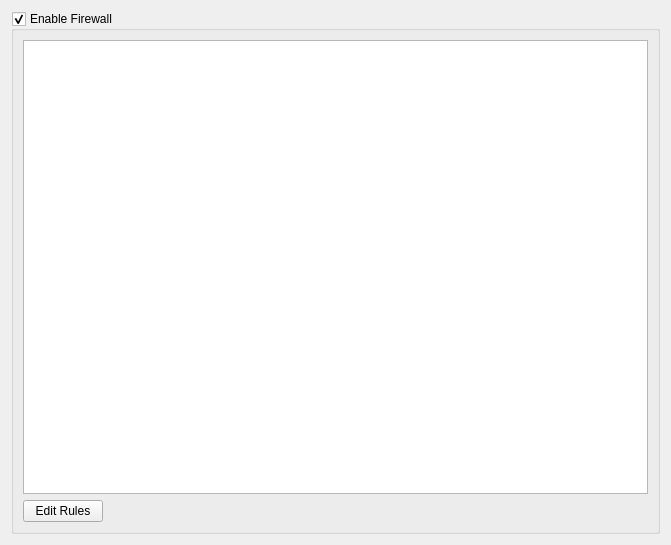
Old version of the form ahenk/lider/lider/plugins/plugin_firewall/firewall.ui in the repository pars-linux/uludag.
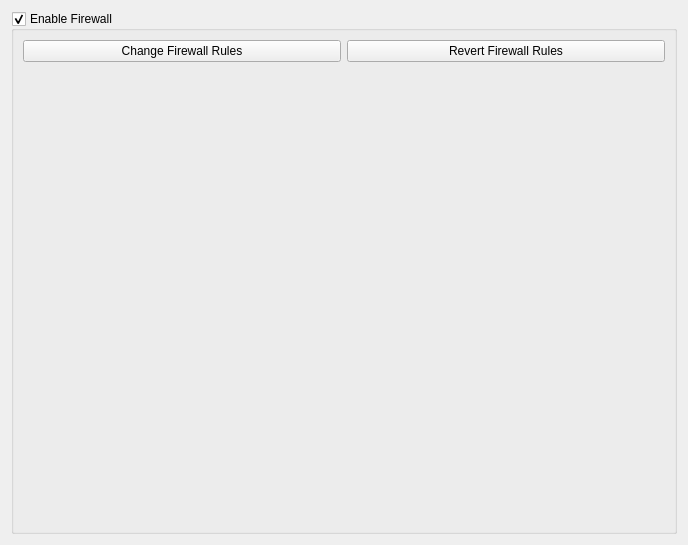
New version of the form. Icons and pictures are not drawn.

Commit message: Cosmetic changes to firewall plugin

What changed in the file:
```diff
--- a/ahenk/lider/lider/plugins/plugin_firewall/firewall.ui
+++ b/ahenk/lider/lider/plugins/plugin_firewall/firewall.ui
@@ -26,31 +26,65 @@
      <property name="checkable">
       <bool>true</bool>
      </property>
-     <layout class="QGridLayout" name="gridLayout_8">
-      <item row="1" column="0">
-       <widget class="QPushButton" name="pushEdit">
-        <property name="text">
-         <string>Edit Rules</string>
-        </property>
-       </widget>
+     <layout class="QGridLayout" name="gridLayout_2">
+      <item row="0" column="0">
+       <layout class="QGridLayout" name="gridLayout">
+        <item row="0" column="0">
+         <widget class="QPushButton" name="pushEdit">
+          <property name="text">
+           <string>Change Firewall Rules</string>
+          </property>
+          <property name="icon">
+           <iconset resource="firewall.qrc">
+            <normaloff>:/icons/firewall48.png</normaloff>:/icons/firewall48.png</iconset>
+          </property>
+          <property name="iconSize">
+           <size>
+            <width>32</width>
+            <height>32</height>
+           </size>
+          </property>
+         </widget>
+        </item>
+        <item row="0" column="1">
+         <widget class="QPushButton" name="pushReset">
+          <property name="text">
+           <string>Revert Firewall Rules</string>
+          </property>
+          <property name="icon">
+           <iconset resource="firewall.qrc">
+            <normaloff>:/icons/firewall48.png</normaloff>:/icons/firewall48.png</iconset>
+          </property>
+          <property name="iconSize">
+           <size>
+            <width>32</width>
+            <height>32</height>
+           </size>
+          </property>
+         </widget>
+        </item>
+       </layout>
       </item>
-      <item row="1" column="1">
-       <spacer name="horizontalSpacer">
+      <item row="2" column="0">
+       <spacer name="verticalSpacer">
         <property name="orientation">
-         <enum>Qt::Horizontal</enum>
+         <enum>Qt::Vertical</enum>
         </property>
         <property name="sizeHint" stdset="0">
          <size>
-          <width>40</width>
-          <height>20</height>
+          <width>642</width>
+          <height>427</height>
          </size>
         </property>
        </spacer>
       </item>
-      <item row="0" column="0" colspan="2">
-       <widget class="QPlainTextEdit" name="editRules">
-        <property name="readOnly">
-         <bool>true</bool>
+      <item row="1" column="0">
+       <widget class="QLabel" name="labelFirewall">
+        <property name="styleSheet">
+         <string notr="true">color: red;</string>
+        </property>
+        <property name="text">
+         <string/>
         </property>
        </widget>
       </item>
```
The commit also changes 1 other file.
